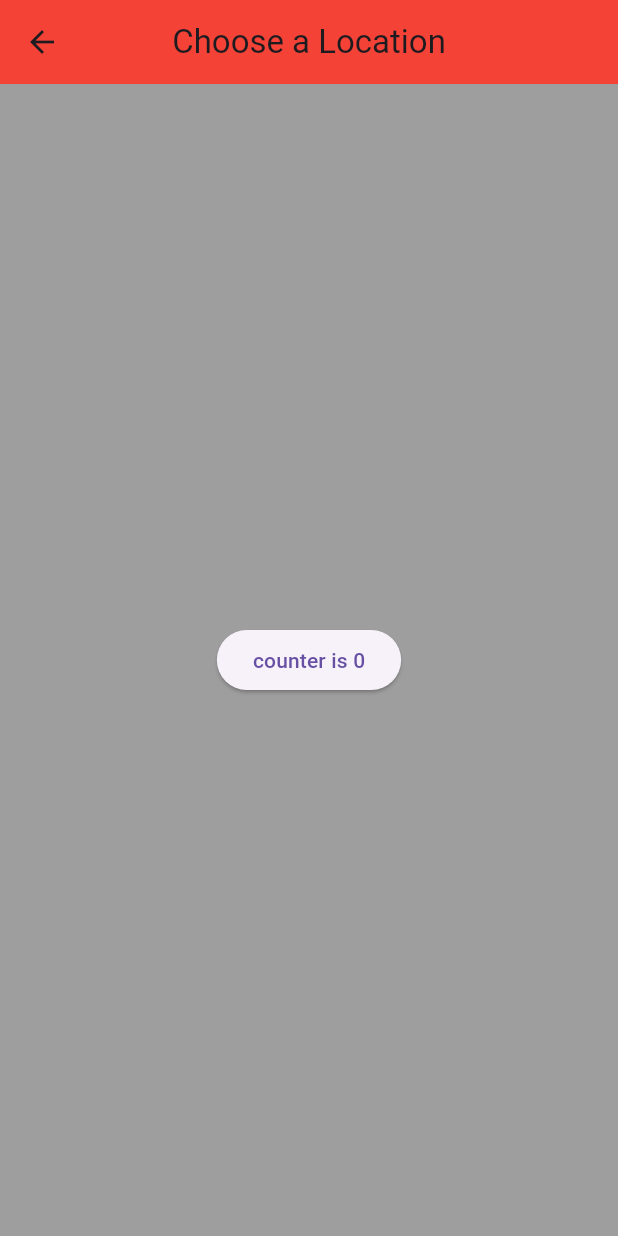
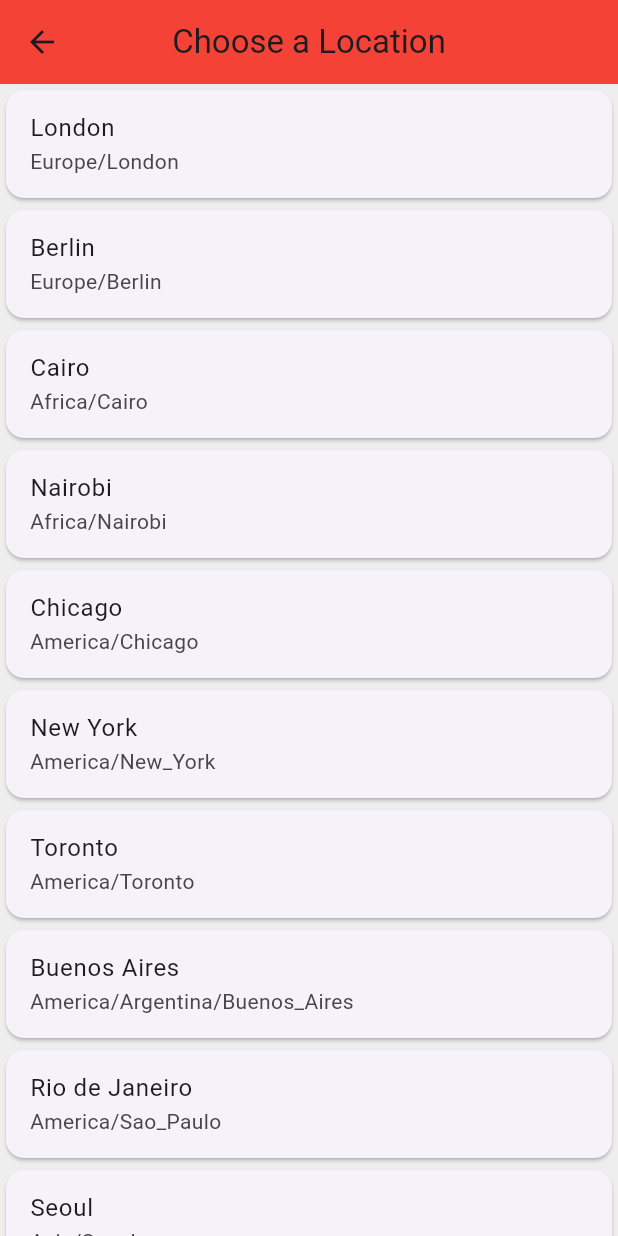
Before and after one commit to jajamaligaya/Daily-Sales, a Flutter app: the screen it shows after launch, after a tap on "Edit Location", on a phone screen of 412 x 824 dp. Run offline on Flutter 3.47's test engine with Material 3 defaults, Android fonts, the phone set to English and light mode, and no system bars; our stand-ins replace flutter_spinkit; network calls fail.

Commit message:
world_time PART 2

```diff
--- a/lib/main.dart
+++ b/lib/main.dart
@@ -1,22 +1,25 @@
+import 'package:flutter/material.dart';
 import 'package:daily_sales_project/pages/AddExpense.dart';
 import 'package:daily_sales_project/pages/Dashboard.dart';
 import 'package:daily_sales_project/pages/ListItems.dart';
-import 'package:flutter/material.dart';
 import 'package:daily_sales_project/worldtime/pages/homes.dart';
 import 'package:daily_sales_project/worldtime/pages/choose_location.dart';
 import 'package:daily_sales_project/worldtime/pages/loading.dart';
 
 void main() {
-  runApp(MaterialApp(
-    initialRoute: '/homes', // or '/home' if you define it below
-    routes: {
-      '/': (context) => Loading(),
-      '/homes': (context) => Homes(),
-      '/home': (context) => Homes(),
-      '/location': (context) => ChooseLocation(),
-      '/dashboard': (context) => Dashboard(),
-      '/add': (context) => Addexpense(),
-      '/list': (context) => ListItems(),
-    },
-  ));
+  runApp(
+    MaterialApp(
+      debugShowCheckedModeBanner: false,
+      initialRoute: '/', //
+      routes: {
+        '/': (context) => const Loading(),
+        '/homes': (context) => const Homes(),
+        '/home': (context) => const Homes(), //
+        '/location': (context) => const ChooseLocation(),
+        '/dashboard': (context) => const Dashboard(),
+        '/add': (context) => const Addexpense(),
+        '/list': (context) => const ListItems(),
+      },
+    ),
+  );
 }
--- a/lib/worldtime/pages/choose_location.dart
+++ b/lib/worldtime/pages/choose_location.dart
@@ -1,3 +1,4 @@
+import 'package:daily_sales_project/worldtime/services/world_time.dart';
 import 'package:flutter/material.dart';
 
 class ChooseLocation extends StatefulWidget {
@@ -8,30 +9,69 @@ class ChooseLocation extends StatefulWidget {
 }
 
 class _ChooseLocationState extends State<ChooseLocation> {
-  int counter = 0; // <--- Add this
+  List<WorldTime> locations = [
+    WorldTime(location: 'London', url: 'Europe/London', flag: '🇬🇧'),
+    WorldTime(location: 'Berlin', url: 'Europe/Berlin', flag: '🇩🇪'),
+    WorldTime(location: 'Cairo', url: 'Africa/Cairo', flag: '🇪🇬'),
+    WorldTime(location: 'Nairobi', url: 'Africa/Nairobi', flag: '🇰🇪'),
+    WorldTime(location: 'Chicago', url: 'America/Chicago', flag: '🇺🇸'),
+    WorldTime(location: 'New York', url: 'America/New_York', flag: '🇺🇸'),
+    WorldTime(location: 'Toronto', url: 'America/Toronto', flag: '🇨🇦'),
+    WorldTime(location: 'Buenos Aires', url: 'America/Argentina/Buenos_Aires', flag: '🇦🇷'),
+    WorldTime(location: 'Rio de Janeiro', url: 'America/Sao_Paulo', flag: '🇧🇷'),
+    WorldTime(location: 'Seoul', url: 'Asia/Seoul', flag: '🇰🇷'),
+    WorldTime(location: 'Tokyo', url: 'Asia/Tokyo', flag: '🇯🇵'),
+    WorldTime(location: 'Jakarta', url: 'Asia/Jakarta', flag: '🇮🇩'),
+    WorldTime(location: 'Bangkok', url: 'Asia/Bangkok', flag: '🇹🇭'),
+    WorldTime(location: 'Manila', url: 'Asia/Manila', flag: '🇵🇭'),
+    WorldTime(location: 'Sydney', url: 'Australia/Sydney', flag: '🇦🇺'),
+    WorldTime(location: 'Auckland', url: 'Pacific/Auckland', flag: '🇳🇿'),
+    WorldTime(location: 'Dubai', url: 'Asia/Dubai', flag: '🇦🇪'),
+    WorldTime(location: 'Moscow', url: 'Europe/Moscow', flag: '🇷🇺'),
+    WorldTime(location: 'Paris', url: 'Europe/Paris', flag: '🇫🇷'),
+    WorldTime(location: 'Rome', url: 'Europe/Rome', flag: '🇮🇹'),
+  ];
 
 
+  void updateTime (index) async {
+  WorldTime instance = locations[index];
+  await instance.getTime();
+
+  if (!mounted) return;
+  //navigate to homescreen
+  Navigator.pop(context, {
+    'location': instance.location,
+    'time': instance.time,
+    'flag': instance.flag,
+    'isDaytime': instance.isDaytime,
+  });
+
+  }
 
   @override
   Widget build(BuildContext context) {
-    print('build function ran');
     return Scaffold(
-      backgroundColor: Colors.grey,
+      backgroundColor: Colors.grey[200],
       appBar: AppBar(
         backgroundColor: Colors.red,
         title: Text('Choose a Location'),
         centerTitle: true,
         elevation: 0,
       ),
-      body: Center(
-        child: ElevatedButton(
-          onPressed: () {
-            setState(() {
-              counter += 1;
-            });
-          },
-          child: Text('counter is $counter'),
-        ),
+      body: ListView.builder(
+        itemCount: locations.length,
+        itemBuilder: (context, index) {
+          return Card(
+            child: ListTile(
+              onTap: () {
+
+                updateTime(index);
+              },
+              title: Text(locations[index].location),
+              subtitle: Text(locations[index].url),
+            ),
+          );
+        },
       ),
     );
   }
--- a/lib/worldtime/pages/homes.dart
+++ b/lib/worldtime/pages/homes.dart
@@ -4,25 +4,95 @@ class Homes extends StatefulWidget {
   const Homes({super.key});
 
   @override
-  State<Homes> createState() => _HomesState();
+  State<Homes> createState() => _Homes();
 }
 
-class _HomesState extends State<Homes> {
+class _Homes extends State<Homes> {
+  Map data = {};
+
   @override
   Widget build(BuildContext context) {
+    data = data.isNotEmpty ? data : ModalRoute.of(context)?.settings.arguments as Map? ?? {};
+    print(data);
+
+    // Safely split the full time string
+    String fullTime = data['time'] ?? '';
+    String displayDate = '';
+    String displayTime = '';
+
+    if (fullTime.contains(' - ')) {
+      List<String> parts = fullTime.split(' - ');
+      displayDate = parts[0]; // Monday, July 7, 2025
+      displayTime = parts[1]; // 11:00 PM
+    } else {
+      displayTime = fullTime;
+    }
+
+    // Choose background image (ADD)
+    bool isDay = data['isDaytime'] == true || data['isDaytime'] == 'true';
+    String bgImage = isDay ? 'assets/day.jpg' : 'assets/night.jpg';
+
     return Scaffold(
-      body: SafeArea(child: Column(
-        children: <Widget>[
-          TextButton.icon(
-              onPressed: (){
-                Navigator.pushNamed(context, '/location');
-              },
-              icon: Icon(Icons.edit_location),
-              label: Text ('Edit Location')
+      body: Container(
+        decoration: BoxDecoration(
+          image: DecorationImage(
+            image: AssetImage(bgImage),
+            fit: BoxFit.cover,
           ),
-
-        ],
-      )),
+        ),
+        child: SafeArea(
+          child: Center(
+            child: Column(
+              mainAxisAlignment: MainAxisAlignment.center,
+              children: [
+                TextButton.icon(
+                  onPressed: () async {
+                    dynamic result = await Navigator.pushNamed(context, '/location');
+                    setState(() {
+                      data = {
+                        'time': result['time'],
+                        'location': result['location'],
+                        'flag': result['flag'],
+                        'isDaytime': result['isDaytime'],
+                      };
+                    });
+                  },
+                  icon: const Icon(Icons.edit_location, color: Colors.black87),
+                  label: const Text(
+                    'Edit Location',
+                    style: TextStyle(color: Colors.blue),
+                  ),
+                ),
+                const SizedBox(height: 10),
+                Text(
+                  '${data['location'] ?? 'Location'}',
+                  style: const TextStyle(
+                    fontSize: 35,
+                    color: Colors.black87,
+                  ),
+                ),
+                const SizedBox(height: 5),
+                Text(
+                  displayTime,
+                  style: const TextStyle(
+                    fontSize: 60,
+                    fontWeight: FontWeight.w400,
+                    color: Colors.black,
+                  ),
+                ),
+                // const SizedBox(height:
+                // Text(
+                //   displayDate,
+                //   style: const TextStyle(
+                //     fontSize: 16,
+                //     color: Colors.black54,
+                //   ),
+                // ),
+              ],
+            ),
+          ),
+        ),
+      ),
     );
   }
 }
--- a/lib/worldtime/pages/loading.dart
+++ b/lib/worldtime/pages/loading.dart
@@ -1,45 +1,52 @@
 import 'package:flutter/material.dart';
-import 'package:http/http.dart';
-import 'dart:convert';
+import 'package:daily_sales_project/worldtime/services/world_time.dart';
+import 'package:flutter_spinkit/flutter_spinkit.dart';
 
 class Loading extends StatefulWidget {
   const Loading({super.key});
 
   @override
-  State<Loading> createState() => _LoadingState();
+  _LoadingState createState() => _LoadingState();
 }
 
 class _LoadingState extends State<Loading> {
 
 
-  void getTime() async {
-    //make the req
-    Response response = await get (Uri.parse('https://timeapi.io/api/time/current/zone?timeZone=Europe%2FLondon'));
-    Map data = jsonDecode(response.body);
-    //print (data);
+  void setupWorldTime() async {
+    WorldTime instance = WorldTime(
+      location: 'Batangas',
+      flag: '🇵🇭',
+      url: 'Asia/Manila',
+    );
 
-    //get properties from data
+    await instance.getTime();
 
-    String datatime = data['datetime'];
-    String offset = data ['offset'];
-    print (datetime);
-    print(offset);
-
-
-
-
+    Navigator.pushReplacementNamed(
+      context, '/home',
+      arguments: {
+        'location': instance.location,
+        'flag': instance.flag,
+        'time': instance.time,
+      },
+    );
   }
 
   @override
   void initState() {
     super.initState();
-    getTime();
+    setupWorldTime();
   }
 
   @override
   Widget build(BuildContext context) {
     return Scaffold(
-      body: Text('loading'),
+      backgroundColor: Colors.brown,
+      body: Center(
+        child: SpinKitRotatingCircle(
+          color: Colors.white,
+          size: 50.0,
+        ),
+      ),
     );
   }
 }
--- /dev/null
+++ b/lib/worldtime/services/world_time.dart
@@ -0,0 +1,40 @@
+import 'package:http/http.dart' as http;
+import 'dart:convert';
+import 'package:intl/intl.dart';
+
+class WorldTime {
+  String location;
+  String time = '';
+  String flag;
+  String url;
+  bool isDaytime = true;
+
+
+  WorldTime({
+    required this.location,
+    required this.flag,
+    required this.url,
+  });
+
+  Future<void> getTime() async {
+    try {
+      final uri = Uri.parse('https://timeapi.io/api/time/current/zone?timeZone=$url');
+      http.Response response = await http.get(uri);
+
+      if (response.statusCode == 200) {
+        Map data = jsonDecode(response.body);
+        DateTime now = DateTime.parse(data['dateTime']);
+
+        isDaytime = now.hour >= 6 && now.hour < 18;
+        time = DateFormat('EEEE, MMMM d, y - h:mm a').format(now);
+        print('Time: $time | isDaytime: $isDaytime');
+      } else {
+        time = 'Failed to get time: ${response.statusCode}';
+        print(time);
+      }
+    } catch (e) {
+      time = 'caught error: $e';
+      print(time);
+    }
+  }
+}
```
Also changed, not shown: pubspec.yaml (+6 -69 lines), assets/day.jpg (added), assets/night.jpg (added), pubspec.lock.
